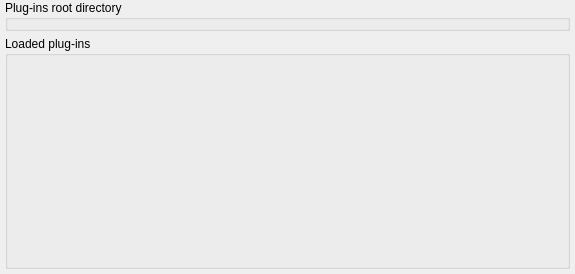
Old version of the form libs/libgui/ui/settings/pluginsconfigwidget.ui in the repository arichiardi/pgmodeler.
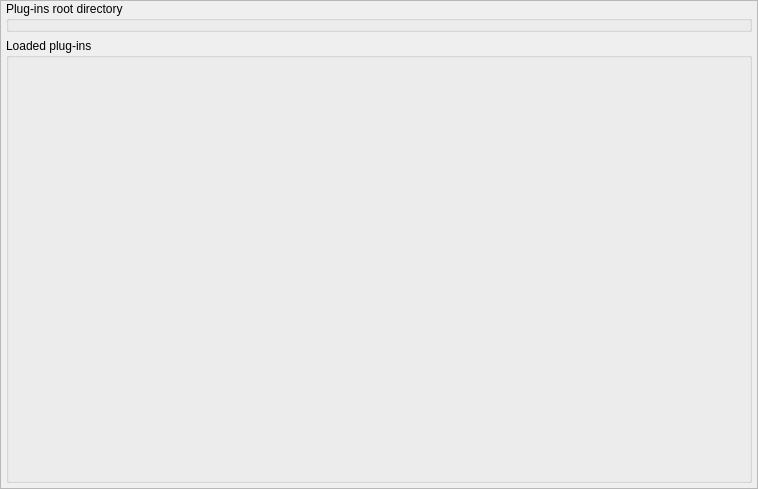
New version of the form.

Commit message: Minor adjustments in UI of configuration widgets

Diff of the .ui file:
```diff
--- a/libs/libgui/ui/settings/pluginsconfigwidget.ui
+++ b/libs/libgui/ui/settings/pluginsconfigwidget.ui
@@ -6,15 +6,36 @@
    <rect>
     <x>0</x>
     <y>0</y>
-    <width>575</width>
-    <height>274</height>
+    <width>758</width>
+    <height>489</height>
    </rect>
   </property>
   <property name="windowTitle">
    <string>Form</string>
   </property>
-  <layout class="QGridLayout" name="gridLayout">
+  <layout class="QVBoxLayout" name="verticalLayout_2">
    <property name="leftMargin">
+    <number>0</number>
+   </property>
+   <property name="topMargin">
+    <number>0</number>
+   </property>
+   <property name="rightMargin">
+    <number>0</number>
+   </property>
+   <property name="bottomMargin">
+    <number>0</number>
+   </property>
+   <item>
+    <widget class="QFrame" name="bg_frame">
+     <property name="frameShape">
+      <enum>QFrame::Shape::StyledPanel</enum>
+     </property>
+     <property name="frameShadow">
+      <enum>QFrame::Shadow::Raised</enum>
+     </property>
+     <layout class="QVBoxLayout" name="verticalLayout">
+      <property name="leftMargin">
     <number>5</number>
    </property>
    <property name="topMargin">
@@ -26,10 +47,14 @@
    <property name="bottomMargin">
     <number>5</number>
    </property>
-   <property name="spacing">
-    <number>5</number>
-   </property>
-   <item row="1" column="0">
+      <item>
+       <widget class="QGroupBox" name="plugins_root_gb">
+        <property name="title">
+         <string>Plug-ins root directory</string>
+        </property>
+       </widget>
+      </item>
+      <item>
     <widget class="QGroupBox" name="loaded_plugins_gb">
      <property name="sizePolicy">
       <sizepolicy hsizetype="Preferred" vsizetype="Expanding">
@@ -42,11 +67,7 @@
      </property>
     </widget>
    </item>
-   <item row="0" column="0">
-    <widget class="QGroupBox" name="plugins_root_gb">
-     <property name="title">
-      <string>Plug-ins root directory</string>
-     </property>
+     </layout>
     </widget>
    </item>
   </layout>
```
Lines whose indentation alone changed are shown as unchanged. The commit also changes 6 other files.
